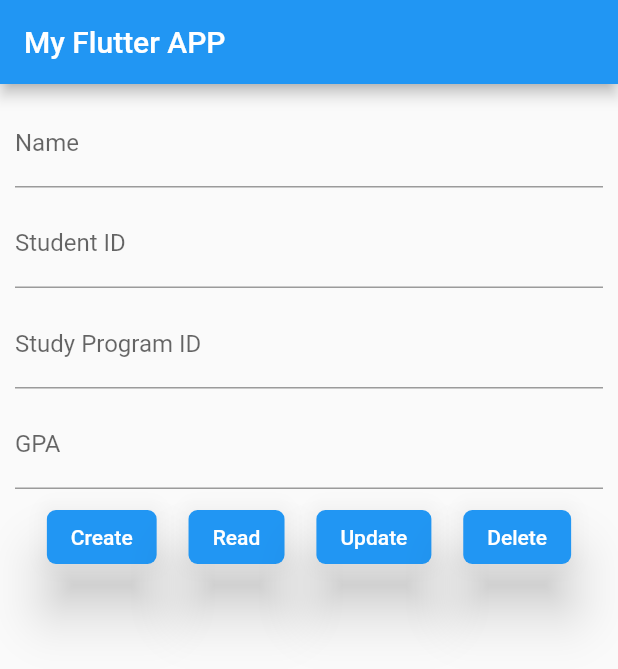
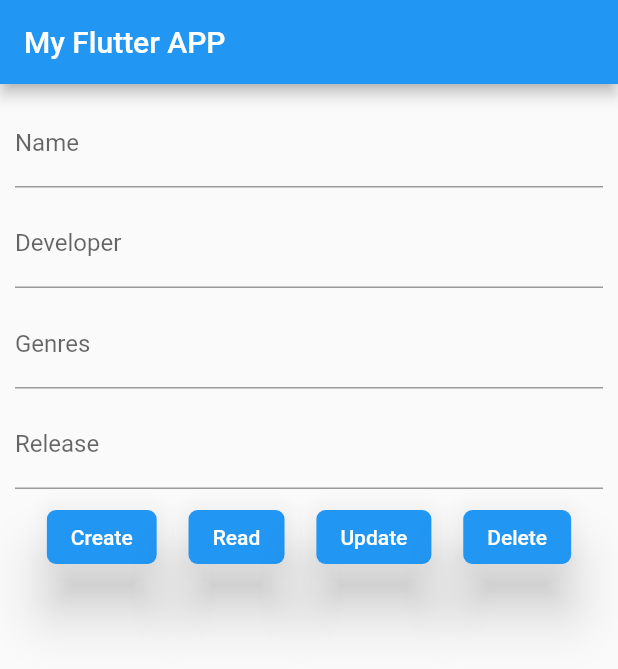
Before and after one commit to eclairsameal/FlutterFirebaseBasicCRUD, a Flutter app: the screen it shows after launch, after a tap on "Create", on a phone screen of 412 x 824 dp. Shown: the top 669 px of the screen. Run offline on Flutter 3.47's test engine with Material 2 defaults, Android fonts, the phone set to English and light mode, and no system bars; our stand-ins replace cloud_firestore, firebase_core; accounts and stored records are empty.

Commit message:
改主題

```diff
--- a/lib/main.dart
+++ b/lib/main.dart
@@ -22,21 +22,27 @@ class MyApp extends StatefulWidget {
 }
 
 class _MyAppState extends State<MyApp> {
-  final _studentNameController = TextEditingController();
-  final _studentIDController = TextEditingController();
-  final _studentProgramIDController = TextEditingController();
-  final _studentGPAController = TextEditingController();
+  final _gameNameController = TextEditingController();
+  final _gameDeveloperController = TextEditingController();
+  final _gameGenresController = TextEditingController();
+  final _gameReleaseController = TextEditingController();
+  final FirebaseFirestore _db = FirebaseFirestore.instance;
 
-  createData(){
+  createData() async {
     Map<String, dynamic> st ={
-      "studentName": _studentNameController.text,
-      "studentID": _studentIDController.text,
-      "studentProgramID": _studentProgramIDController.text,
-      "studentGPA": double.parse(_studentGPAController.text)
+      "name": _gameNameController.text,
+      "developer": _gameDeveloperController.text,
+      "genres": _gameGenresController.text,
+      "release": double.parse(_gameReleaseController.text)
     };
-    print(st);
-    print("created");
+    await _db.collection("Games").doc(_gameNameController.text).set(st)
+    .then((value) => print("created"))
+        .catchError((error) => print("Failed to add GAME: $error")
+    );
+    // print(st);
+    // print("created");
   }
+
   readData(){
     print("read");
   }
@@ -52,7 +58,7 @@ class _MyAppState extends State<MyApp> {
     return Scaffold(
       resizeToAvoidBottomInset: false,  // 解決鍵盤遮擋輸入框的問題
       appBar: AppBar(
-        title: Text("My Flutter APP"),
+        title: const Text("My Flutter APP"),
       ),
       body: Padding(
         padding: const EdgeInsets.all(10.0),
@@ -61,8 +67,8 @@ class _MyAppState extends State<MyApp> {
             Padding(
               padding: const EdgeInsets.only(bottom: 8.0),
               child: TextFormField(
-                controller: _studentNameController,
-                decoration: InputDecoration(
+                controller: _gameNameController,
+                decoration: const InputDecoration(
                   label: Text("Name"),
                   fillColor: Colors.white,
                   focusedBorder: OutlineInputBorder(
@@ -75,9 +81,9 @@ class _MyAppState extends State<MyApp> {
             Padding(
               padding: const EdgeInsets.only(bottom: 8.0),
               child: TextFormField(
-                controller: _studentIDController,
-                decoration: InputDecoration(
-                  label: Text("Student ID"),
+                controller: _gameDeveloperController,
+                decoration: const InputDecoration(
+                  label: Text("Developer"),
                   fillColor: Colors.white,
                   focusedBorder: OutlineInputBorder(
                       borderSide: BorderSide(color: Colors.blue,
@@ -89,9 +95,9 @@ class _MyAppState extends State<MyApp> {
             Padding(
               padding: const EdgeInsets.only(bottom: 8.0),
               child: TextFormField(
-                controller: _studentProgramIDController,
-                decoration: InputDecoration(
-                  label: Text("Study Program ID"),
+                controller: _gameGenresController,
+                decoration: const InputDecoration(
+                  label: Text("Genres"),
                   fillColor: Colors.white,
                   focusedBorder: OutlineInputBorder(
                       borderSide: BorderSide(color: Colors.blue,
@@ -103,9 +109,9 @@ class _MyAppState extends State<MyApp> {
             Padding(
               padding: const EdgeInsets.only(bottom: 8.0),
               child: TextFormField(
-                controller: _studentGPAController,
-                decoration: InputDecoration(
-                  label: Text("GPA"),
+                controller: _gameReleaseController,
+                decoration: const InputDecoration(
+                  label: Text("Release"),
                   fillColor: Colors.white,
                   focusedBorder: OutlineInputBorder(
                       borderSide: BorderSide(color: Colors.blue,
@@ -129,7 +135,7 @@ class _MyAppState extends State<MyApp> {
                     ),
                     elevation: 16,
                   ),
-                  child: Text(
+                  child: const Text(
                     'Create',
                     style: TextStyle(
                       color: Colors.white,
@@ -148,7 +154,7 @@ class _MyAppState extends State<MyApp> {
                     ),
                     elevation: 16,
                   ),
-                  child: Text(
+                  child: const Text(
                     'Read',
                     style: TextStyle(
                       color: Colors.white,
@@ -167,7 +173,7 @@ class _MyAppState extends State<MyApp> {
                     ),
                     elevation: 16,
                   ),
-                  child: Text(
+                  child: const Text(
                     'Update',
                     style: TextStyle(
                       color: Colors.white,
@@ -186,58 +192,13 @@ class _MyAppState extends State<MyApp> {
                     ),
                     elevation: 16,
                   ),
-                  child: Text(
+                  child: const Text(
                     'Delete',
                     style: TextStyle(
                       color: Colors.white,
                     ),
                   ),
                 ),
-
-                // RaisedButton(
-                //   color: Colors.green,
-                //   shape: RoundedRectangleBorder(
-                //     borderRadius: BorderRadius.circular(16),
-                //   ),
-                //   child: Text("Create"),
-                //   textColor: Colors.white,
-                //   onPressed: () {
-                //     createData();
-                //   },
-                // ),
-                // RaisedButton(
-                //   color: Colors.blue,
-                //   shape: RoundedRectangleBorder(
-                //     borderRadius: BorderRadius.circular(16),
-                //   ),
-                //   child: Text("Read"),
-                //   textColor: Colors.white,
-                //   onPressed: () {
-                //     readData();
-                //   },
-                // ),
-                // RaisedButton(
-                //   color: Colors.amber,
-                //   shape: RoundedRectangleBorder(
-                //     borderRadius: BorderRadius.circular(16),
-                //   ),
-                //   child: Text("Update"),
-                //   textColor: Colors.white,
-                //   onPressed: () {
-                //     updateData();
-                //   },
-                // ),
-                // RaisedButton(
-                //   color: Colors.red,
-                //   shape: RoundedRectangleBorder(
-                //     borderRadius: BorderRadius.circular(16),
-                //   ),
-                //   child: Text("Delete"),
-                //   textColor: Colors.white,
-                //   onPressed: () {
-                //     deleteData();
-                //   },
-                // ),
               ],
             ),
           ],
```
